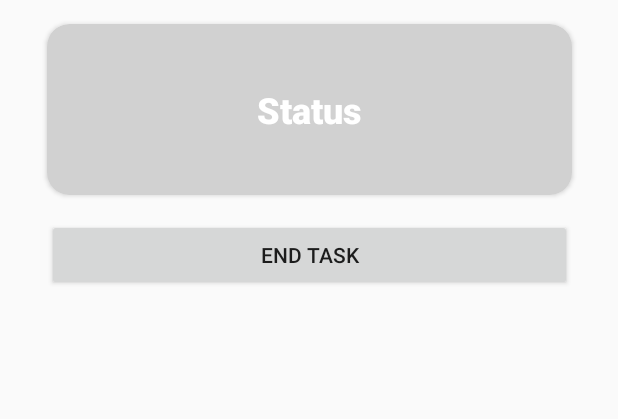
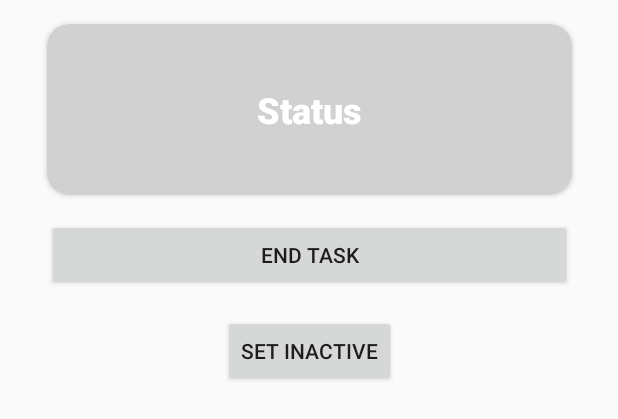
Before and after one commit to FelixDallaire/android_mobileapp, an Android app: the layout elevator_information_row.xml on its own in the app's theme, with its tools: preview values and no code run, on a phone screen of 412 x 824 dp. Shown: the top 419 px of the screen. Run offline under Robolectric (Android 15) with nearby library versions, the phone set to English and light mode, and no system bars.

Commit message:
button end task fixed

```diff
--- a/app/src/main/res/layout/activity_elevator_list.xml
+++ b/app/src/main/res/layout/activity_elevator_list.xml
@@ -15,6 +15,7 @@
         android:layout_marginTop="8dp"
         android:layout_marginEnd="8dp"
         android:layout_marginRight="8dp"
+        android:layout_marginBottom="8dp"
         app:layout_constraintBottom_toTopOf="@+id/logoutBtn"
         app:layout_constraintEnd_toEndOf="parent"
         app:layout_constraintStart_toStartOf="parent"
--- a/app/src/main/res/layout/elevator_information_row.xml
+++ b/app/src/main/res/layout/elevator_information_row.xml
@@ -42,4 +42,16 @@
         app:layout_constraintStart_toStartOf="@+id/statusContainerCardView"
         app:layout_constraintTop_toBottomOf="@+id/statusContainerCardView" />
 
+    <Button
+        android:id="@+id/setInactive_button"
+        android:layout_width="wrap_content"
+        android:layout_height="wrap_content"
+        android:layout_marginTop="16dp"
+        android:layout_marginBottom="8dp"
+        android:text="Set Inactive"
+        app:layout_constraintBottom_toBottomOf="parent"
+        app:layout_constraintEnd_toEndOf="parent"
+        app:layout_constraintStart_toStartOf="parent"
+        app:layout_constraintTop_toBottomOf="@+id/endTaskBtn" />
+
 </androidx.constraintlayout.widget.ConstraintLayout>
```
Also changed, not shown: app/src/main/java/com/example/rocketelevators/ElevatorDetailActivity.kt (+42 -19 lines).
